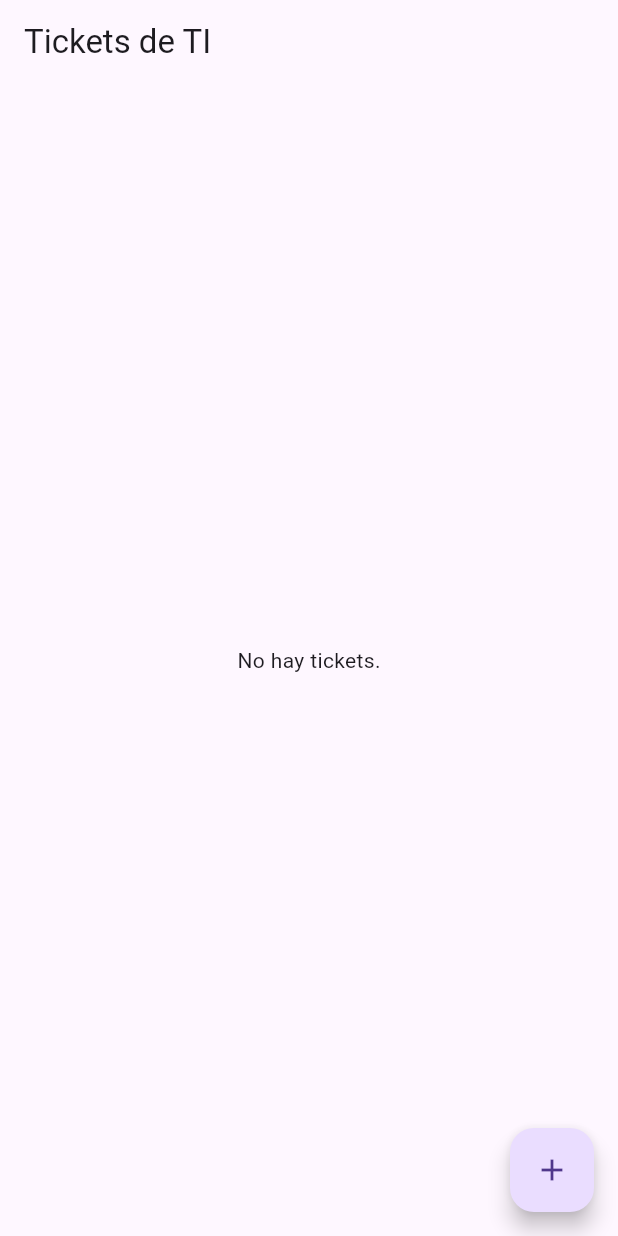
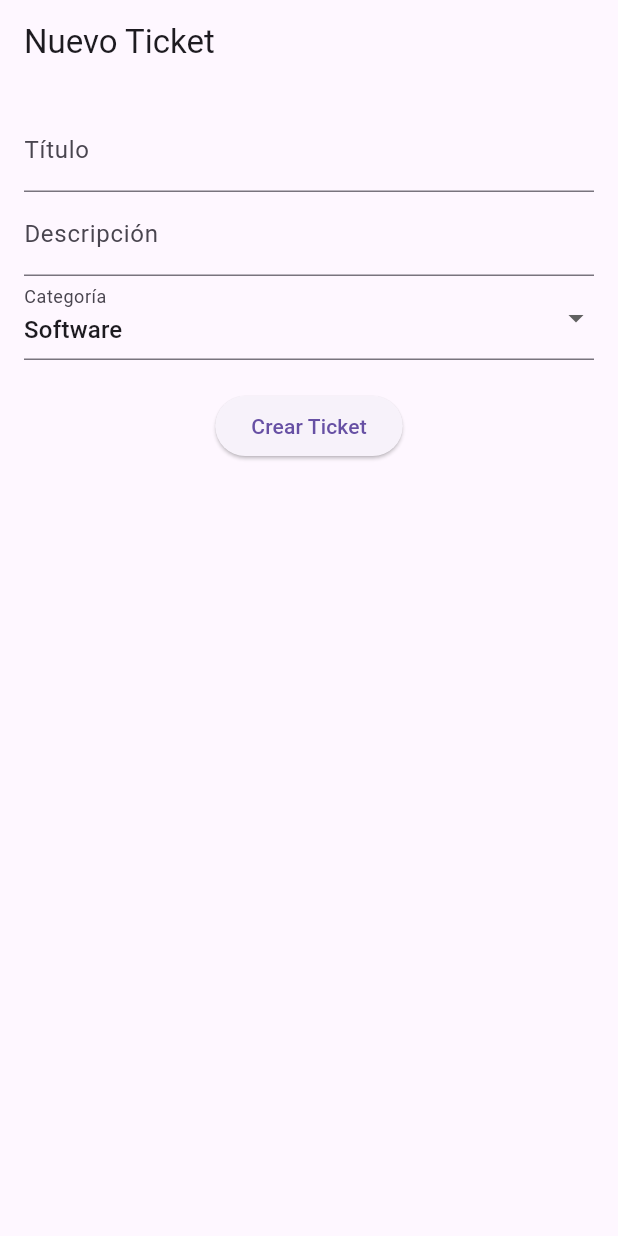
Before and after one commit to amanciped/GesticketsApp, a Flutter app: the screen it shows after launch, on a phone screen of 412 x 824 dp. Run offline on Flutter 3.47's test engine with Material 3 defaults, Android fonts, the phone set to English and light mode, and no system bars.

Commit message:
Initial commit

```diff
--- /dev/null
+++ b/lib/app.dart
@@ -0,0 +1,15 @@
+import 'package:flutter/material.dart';
+import 'screens/create_ticket_screen.dart';
+
+class MyApp extends StatelessWidget {
+  const MyApp({super.key});
+
+  @override
+  Widget build(BuildContext context) {
+    return MaterialApp(
+      title: 'GesTickets',
+      theme: ThemeData(primarySwatch: Colors.blue),
+      home: const CreateTicketScreen(),
+    );
+  }
+}
--- a/lib/main.dart
+++ b/lib/main.dart
@@ -1,15 +1,6 @@
 import 'package:flutter/material.dart';
-import 'screens/ticket_list_screen.dart';
+import 'app.dart';
 
-void main() => runApp(GesTicketsApp());
-
-class GesTicketsApp extends StatelessWidget {
-  @override
-  Widget build(BuildContext context) {
-    return MaterialApp(
-      title: 'GesTickets',
-      theme: ThemeData(primarySwatch: Colors.blue),
-      home: TicketListScreen(),
-    );
-  }
+void main() {
+  runApp(const MyApp());
 }
--- a/lib/models/ticket.dart
+++ b/lib/models/ticket.dart
@@ -1,12 +1,19 @@
 class Ticket {
-  final String title;
-  final String description;
-  final String category;
-  final DateTime createdAt;
+  final String titulo;
+  final String descripcion;
+  final String categoria;
 
   Ticket({
-    required this.title,
-    required this.description,
-    required this.category,
-  }) : createdAt = DateTime.now();
+    required this.titulo,
+    required this.descripcion,
+    required this.categoria,
+  });
+
+  Map<String, dynamic> toJson() {
+    return {
+      'titulo': titulo,
+      'descripcion': descripcion,
+      'categoria': categoria,
+    };
+  }
 }
--- /dev/null
+++ b/lib/screens/create_ticket_screen.dart
@@ -0,0 +1,17 @@
+import 'package:flutter/material.dart';
+import '../widgets/ticket_form.dart';
+
+class CreateTicketScreen extends StatelessWidget {
+  const CreateTicketScreen({super.key});
+
+  @override
+  Widget build(BuildContext context) {
+    return Scaffold(
+      appBar: AppBar(title: Text('Nuevo Ticket')),
+      body: Padding(
+        padding: const EdgeInsets.all(16.0),
+        child: TicketForm(),
+      ),
+    );
+  }
+}
--- a/lib/screens/ticket_list_screen.dart
+++ /dev/null
@@ -1,54 +0,0 @@
-import 'package:flutter/material.dart';
-import '../models/ticket.dart';
-import 'new_ticket_screen.dart';
-import 'ticket_detail_screen.dart';
-
-
-class TicketListScreen extends StatefulWidget {
-  @override
-  _TicketListScreenState createState() => _TicketListScreenState();
-}
-
-class _TicketListScreenState extends State<TicketListScreen> {
-  final List<Ticket> _tickets = [];
-
-  void _addTicket(Ticket ticket) {
-    setState(() {
-      _tickets.add(ticket);
-    });
-  }
-
-  @override
-  Widget build(BuildContext context) {
-    return Scaffold(
-      appBar: AppBar(title: Text('Tickets de TI')),
-      body: _tickets.isEmpty
-          ? Center(child: Text('No hay tickets.'))
-          : ListView.builder(
-              itemCount: _tickets.length,
-              itemBuilder: (ctx, i) {
-                final ticket = _tickets[i];
-                return ListTile(
-                  title: Text(ticket.title),
-                  onTap: () {
-                    Navigator.of(context).push(
-                      MaterialPageRoute(
-                        builder: (_) => TicketDetailScreen(ticket: ticket),
-                      ),
-                    );
-                  },
-                );
-              },
-            ),
-      floatingActionButton: FloatingActionButton(
-        child: Icon(Icons.add),
-        onPressed: () async {
-          final result = await Navigator.of(context).push<Ticket>(
-            MaterialPageRoute(builder: (_) => NewTicketScreen()),
-          );
-          if (result != null) _addTicket(result);
-        },
-      ),
-    );
-  }
-}
--- /dev/null
+++ b/lib/services/api_service.dart
@@ -0,0 +1,19 @@
+import 'dart:convert';
+import 'package:http/http.dart' as http;
+import '../models/ticket.dart';
+
+class ApiService {
+  static const String baseUrl = 'http://127.0.0.1:8081/api/tickets'; // ajusta según tu backend
+
+  static Future<bool> crearTicket(Ticket ticket) async {
+    final response = await http.post(
+      Uri.parse(baseUrl),
+      headers: {
+        'Content-Type': 'application/json',
+      },
+      body: jsonEncode(ticket.toJson()),
+    );
+
+    return response.statusCode == 201; // suponiendo que tu backend responde con 201
+  }
+}
--- /dev/null
+++ b/lib/widgets/ticket_form.dart
@@ -0,0 +1,69 @@
+import 'package:flutter/material.dart';
+import '../models/ticket.dart';
+import '../services/api_service.dart';
+
+class TicketForm extends StatefulWidget {
+  const TicketForm({super.key});
+
+  @override
+  State<TicketForm> createState() => _TicketFormState();
+}
+
+class _TicketFormState extends State<TicketForm> {
+  final _formKey = GlobalKey<FormState>();
+  final _tituloController = TextEditingController();
+  final _descripcionController = TextEditingController();
+  String _categoria = 'Software';
+
+  void _submitForm() async {
+    if (_formKey.currentState!.validate()) {
+      final ticket = Ticket(
+        titulo: _tituloController.text,
+        descripcion: _descripcionController.text,
+        categoria: _categoria,
+      );
+
+      final success = await ApiService.crearTicket(ticket);
+
+      ScaffoldMessenger.of(context).showSnackBar(
+        SnackBar(
+          content: Text(success ? 'Ticket creado exitosamente' : 'Error al crear ticket'),
+        ),
+      );
+    }
+  }
+
+  @override
+  Widget build(BuildContext context) {
+    return Form(
+      key: _formKey,
+      child: Column(
+        children: [
+          TextFormField(
+            controller: _tituloController,
+            decoration: InputDecoration(labelText: 'Título'),
+            validator: (value) => value!.isEmpty ? 'Campo obligatorio' : null,
+          ),
+          TextFormField(
+            controller: _descripcionController,
+            decoration: InputDecoration(labelText: 'Descripción'),
+            validator: (value) => value!.isEmpty ? 'Campo obligatorio' : null,
+          ),
+          DropdownButtonFormField<String>(
+            value: _categoria,
+            items: ['Software', 'Hardware']
+                .map((cat) => DropdownMenuItem(value: cat, child: Text(cat)))
+                .toList(),
+            onChanged: (value) => setState(() => _categoria = value!),
+            decoration: InputDecoration(labelText: 'Categoría'),
+          ),
+          SizedBox(height: 20),
+          ElevatedButton(
+            onPressed: _submitForm,
+            child: Text('Crear Ticket'),
+          ),
+        ],
+      ),
+    );
+  }
+}
--- a/pubspec.yaml
+++ b/pubspec.yaml
@@ -30,7 +30,8 @@ environment:
 dependencies:
   flutter:
     sdk: flutter
-
+  http: ^1.4.0
+  provider: ^6.0.0
   # The following adds the Cupertino Icons font to your application.
   # Use with the CupertinoIcons class for iOS style icons.
   cupertino_icons: ^1.0.8
```
Also changed, not shown: lib/screens/new_ticket_screen.dart (deleted, +0 -69 lines), lib/screens/ticket_detail_screen.dart (deleted, +0 -34 lines), pubspec.lock, 1 other file.
